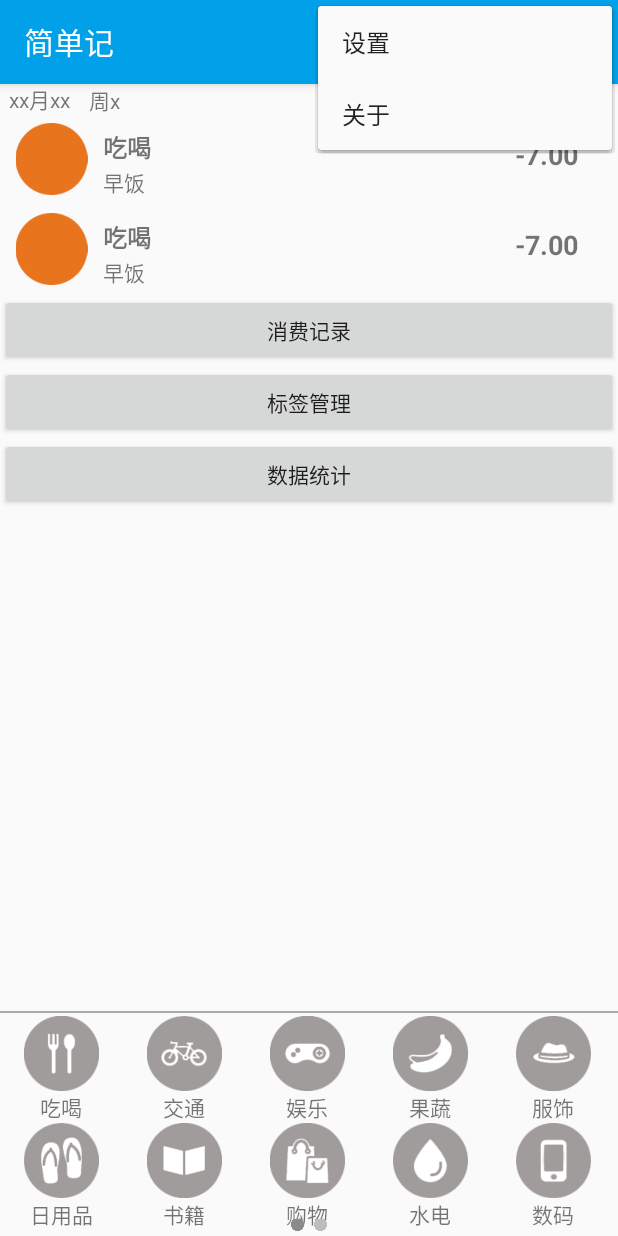
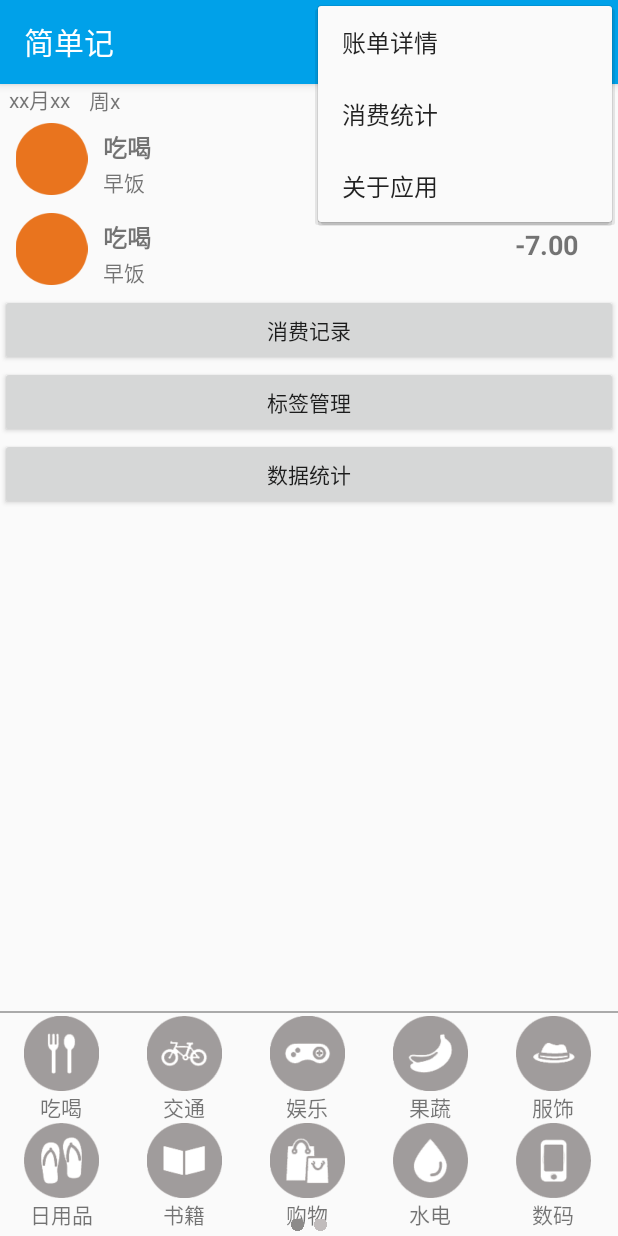
Before and after one commit to BillBillTeam/BillBill, an Android app: the screen it shows after launch (MainActivity), with the options menu open, on a phone screen of 412 x 824 dp. Run offline under Robolectric (Android 15) with nearby library versions, the phone set to English and light mode, and no system bars; our stand-ins replace data binding.

Commit message:
转换调试有关按钮功能

```diff
--- a/app/src/main/java/fivene/billbill/MainActivity.java
+++ b/app/src/main/java/fivene/billbill/MainActivity.java
@@ -64,10 +64,6 @@ public class MainActivity extends AppCompatActivity {
     private Context mContext;
 
     private Button mTimeButton;
-    private Button mbt_jump;
-    private Button mbt_jump2;
-    private Button mbt_jump3;
-
 
     private EditText remark_text;
     private EditText amount_text;
@@ -159,13 +155,17 @@ public class MainActivity extends AppCompatActivity {
     public boolean onOptionsItemSelected(MenuItem item) {
 
         switch (item.getItemId()) {
-            case R.id.item_setting:
-                Intent intentSetting = new Intent(MainActivity.this,SettingsActivity.class);
-                MainActivity.this.startActivity(intentSetting);
+            case R.id.item_bill:
+                Intent intentBill = new Intent(MainActivity.this,BillListActivity.class);
+                MainActivity.this.startActivity(intentBill);
+                return true;
+            case R.id.item_stat:
+                Intent intentStat = new Intent(MainActivity.this,StatisticsActivity.class);
+                MainActivity.this.startActivity(intentStat);
                 return true;
             case R.id.item_about:
-                Intent intentSearch = new Intent(MainActivity.this,AboutActivity.class);
-                MainActivity.this.startActivity(intentSearch);
+                Intent intentAbout = new Intent(MainActivity.this,AboutActivity.class);
+                MainActivity.this.startActivity(intentAbout);
                 return true;
             default:
                 return true;
@@ -193,10 +193,6 @@ public class MainActivity extends AppCompatActivity {
         mScrollView =(ScrollView)findViewById(R.id.mainScrollView);
         //弹出时间选择的按钮
         mTimeButton=(Button)findViewById(R.id.time_button);
-        //主页面上半部分的三个按钮
-        mbt_jump=(Button)findViewById(R.id.button_jump);
-        mbt_jump2=(Button)findViewById(R.id.button_jump2);
-        mbt_jump3=(Button)findViewById(R.id.button_jump3);
         //数字键盘
         mNumberKeyboard=(LinearLayout)findViewById(R.id.table_num);
         //显示钱数的
@@ -260,34 +256,6 @@ public class MainActivity extends AppCompatActivity {
      * 为主界面添加listener
      */
     private void initListener(){
-
-        mbt_jump3.setOnClickListener(new View.OnClickListener() {
-            @Override
-            public void onClick(View view) {
-                //just for test
-                Intent intent = new Intent(MainActivity.this,StatisticsActivity.class);
-                MainActivity.this.startActivity(intent);
-
-            }
-        });
-
-        mbt_jump.setOnClickListener(new View.OnClickListener() {
-            @Override
-            public void onClick(View view) {
-                Intent intent = new Intent(MainActivity.this,BillListActivity.class);
-                MainActivity.this.startActivity(intent);
-            }
-        });
-
-        mbt_jump2.setOnClickListener(new View.OnClickListener() {
-            @Override
-            public void onClick(View view) {
-                Intent intent = new Intent(MainActivity.this,TagManageActivity.class);
-                MainActivity.this.startActivityForResult(intent,0);
-
-
-            }
-        });
         //控制
         remark_text.setOnClickListener(new View.OnClickListener() {
             @Override
--- a/app/src/main/res/menu/menu_main.xml
+++ b/app/src/main/res/menu/menu_main.xml
@@ -2,9 +2,12 @@
 <menu xmlns:app="http://schemas.android.com/apk/res-auto"
     xmlns:android="http://schemas.android.com/apk/res/android">
     <item
-        android:id="@+id/item_setting"
-        android:title="设置" />
+        android:id="@+id/item_bill"
+        android:title="@string/bill_info" />
+    <item
+        android:id="@+id/item_stat"
+        android:title="@string/bill_stat" />
     <item
         android:id="@+id/item_about"
-        android:title="关于" />
+        android:title="@string/about_this_app" />
 </menu>
--- a/app/src/main/res/values/strings.xml
+++ b/app/src/main/res/values/strings.xml
@@ -125,4 +125,7 @@
     <string name="tag_manager_hide">不显示的标签</string>
     <string name="money_head">RMB ¥:</string>
     <string name="today">今天</string>
+    <string name="bill_info">账单详情</string>
+    <string name="bill_stat">消费统计</string>
+    <string name="about_this_app">关于应用</string>
 </resources>
```
